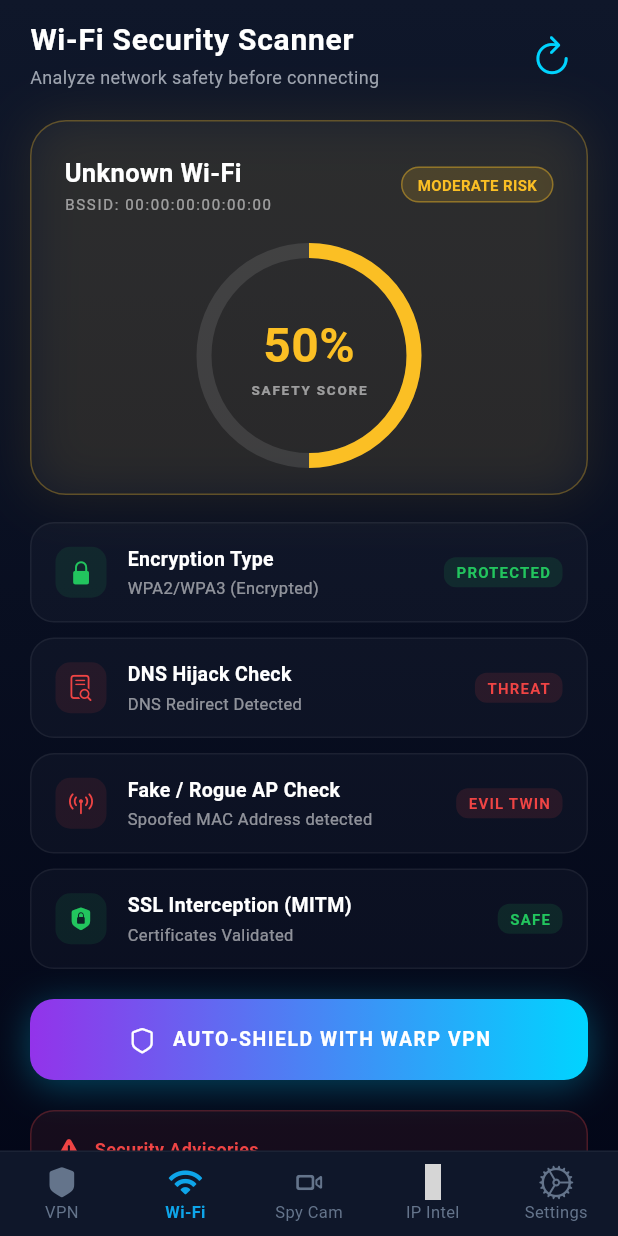
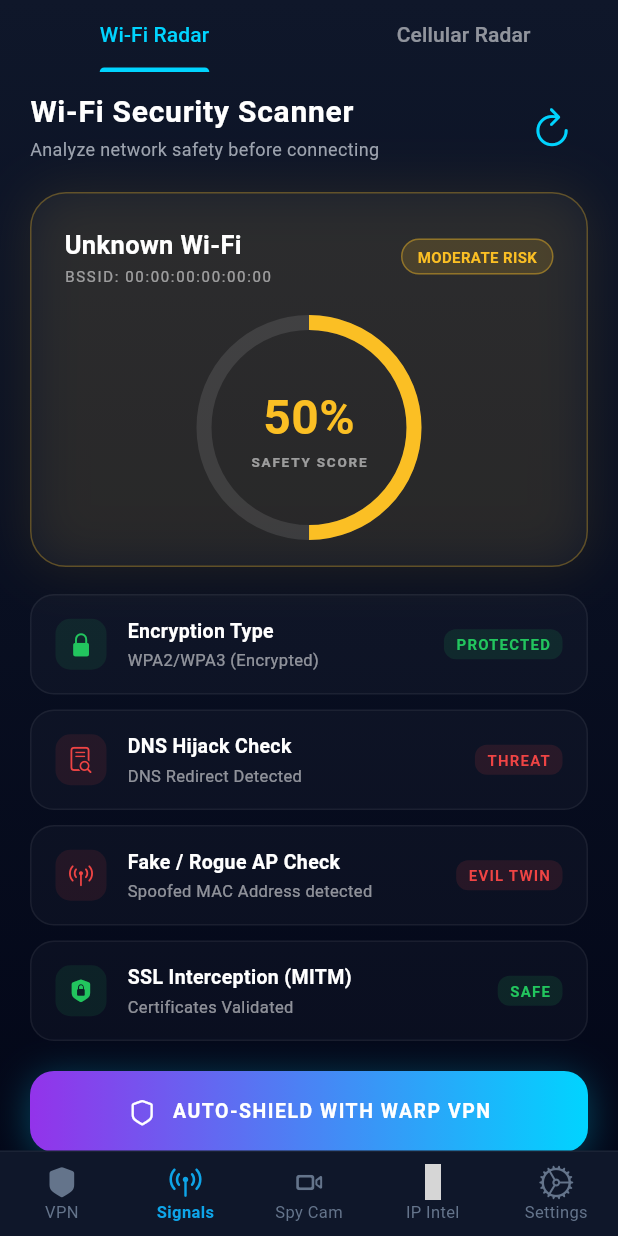
Before and after one commit to thisal00/VPN-SECURITY, a Flutter app: the MainSuperAppShell screen opened directly, after a tap on "AUDIT", on a phone screen of 412 x 824 dp. Run offline on Flutter 3.47's test engine with Material 3 defaults, Android fonts, the phone set to English and light mode, and no system bars; drawn by our look-alikes of flutter_animate; our stand-ins replace connectivity_plus, fl_chart, flutter_secure_storage, google_mobile_ads, permission_handler, shared_preferences; missing offline and left inert: network_info_plus, process_run, wifi_scan; accounts and stored records are empty; network calls fail; statements that could not run were skipped; grey boxes are pictures that could not be loaded.

Commit message:
feat: add advanced Cellular Tower Radar and Signals tab

```diff
--- a/lib/main.dart
+++ b/lib/main.dart
@@ -11,7 +11,7 @@ import 'package:flutter_animate/flutter_animate.dart';
 import 'warp_config.dart';
 import 'warp_api.dart';
 import 'warp_storage.dart';
-import 'wifi_scanner_screen.dart';
+import 'network_scanner_screen.dart';
 import 'spy_camera_detector.dart';
 import 'security_logs_screen.dart';
 import 'settings_screen.dart';
@@ -381,7 +381,7 @@ class _MainSuperAppShellState extends State<MainSuperAppShell> with TickerProvid
           index: _currentTabIndex,
           children: [
             _buildVpnDashboard(),
-            WifiScannerScreen(
+            NetworkScannerScreen(
               isVpnConnected: _isConnected,
               onAutoShield: () {
                 setState(() => _currentTabIndex = 0);
@@ -430,7 +430,7 @@ class _MainSuperAppShellState extends State<MainSuperAppShell> with TickerProvid
         unselectedLabelStyle: const TextStyle(fontSize: 11),
         items: const [
           BottomNavigationBarItem(icon: Icon(CupertinoIcons.shield_fill), label: 'VPN'),
-          BottomNavigationBarItem(icon: Icon(CupertinoIcons.wifi), label: 'Wi-Fi'),
+          BottomNavigationBarItem(icon: Icon(CupertinoIcons.antenna_radiowaves_left_right), label: 'Signals'),
           BottomNavigationBarItem(icon: Icon(CupertinoIcons.video_camera), label: 'Spy Cam'),
           BottomNavigationBarItem(icon: Icon(CupertinoIcons.radar), label: 'IP Intel'),
           BottomNavigationBarItem(icon: Icon(CupertinoIcons.settings), label: 'Settings'),
--- /dev/null
+++ b/lib/network_scanner_screen.dart
@@ -0,0 +1,48 @@
+import 'package:flutter/material.dart';
+import 'wifi_scanner_screen.dart';
+import 'cellular_tracker_screen.dart';
+
+class NetworkScannerScreen extends StatelessWidget {
+  final VoidCallback onAutoShield;
+  final bool isVpnConnected;
+
+  const NetworkScannerScreen({
+    super.key,
+    required this.onAutoShield,
+    required this.isVpnConnected,
+  });
+
+  @override
+  Widget build(BuildContext context) {
+    return DefaultTabController(
+      length: 2,
+      child: Scaffold(
+        backgroundColor: Colors.transparent,
+        appBar: AppBar(
+          backgroundColor: Colors.transparent,
+          elevation: 0,
+          toolbarHeight: 0, // hide actual appbar, just need tab bar
+          bottom: const TabBar(
+            indicatorColor: Color(0xFF00D4FF),
+            labelColor: Color(0xFF00D4FF),
+            unselectedLabelColor: Colors.white54,
+            dividerColor: Colors.transparent,
+            tabs: [
+              Tab(text: 'Wi-Fi Radar'),
+              Tab(text: 'Cellular Radar'),
+            ],
+          ),
+        ),
+        body: TabBarView(
+          children: [
+            WifiScannerScreen(
+              onAutoShield: onAutoShield,
+              isVpnConnected: isVpnConnected,
+            ),
+            const CellularTrackerScreen(),
+          ],
+        ),
+      ),
+    );
+  }
+}
```
Also changed, not shown: lib/cellular_tracker_screen.dart (added, +322 -0 lines).
